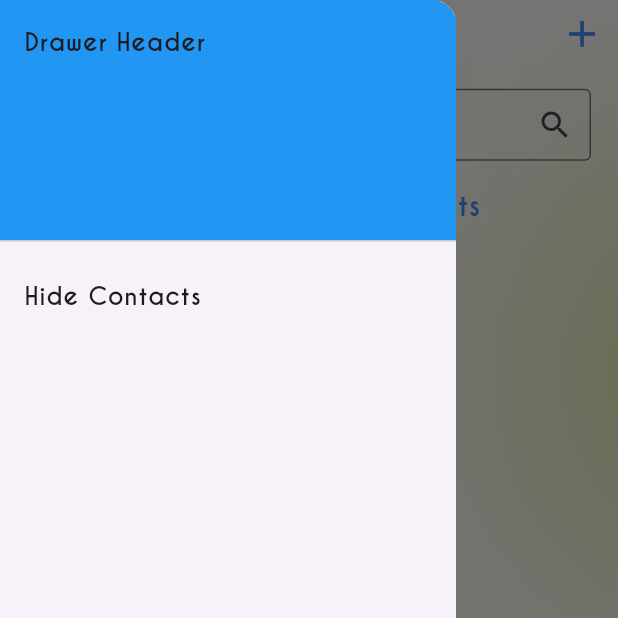
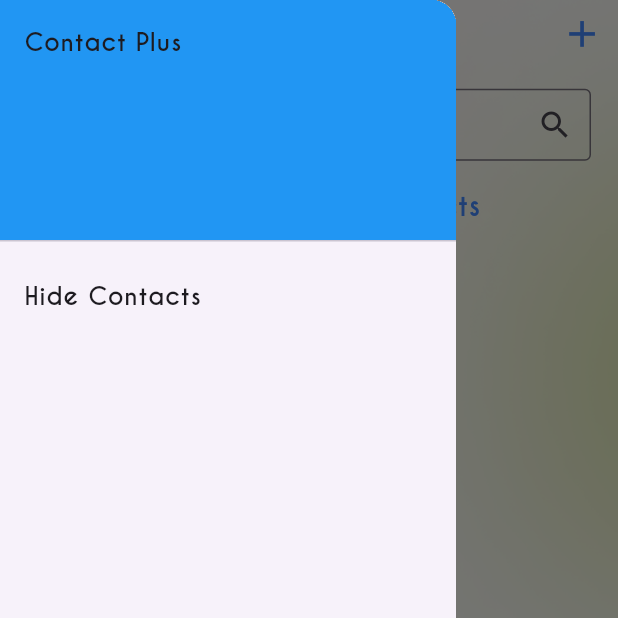
Before and after one commit to PrincePatel027/contact_plus, a Flutter app: the screen it shows after launch, with the side drawer open, on a phone screen of 412 x 824 dp, the top half of it. Run offline on Flutter 3.47's test engine with Material 3 defaults, Android fonts, the light colour scheme and no system bars; our stand-ins replace flutter_slidable, local_auth, shared_preferences.

Commit message:
first commit

```diff
--- a/lib/custom_widgets/custom_drawer.dart
+++ b/lib/custom_widgets/custom_drawer.dart
@@ -34,7 +34,7 @@ class CustomDrawer extends StatelessWidget {
             decoration: BoxDecoration(
               color: Colors.blue,
             ),
-            child: Text('Drawer Header'),
+            child: Text('Contact Plus'),
           ),
           ListTile(
             title: const Text('Hide Contacts'),
--- a/lib/main.dart
+++ b/lib/main.dart
@@ -27,6 +27,7 @@ class MyApp extends StatelessWidget {
         )
       ],
       child: MaterialApp(
+        debugShowCheckedModeBanner: false,
         theme: ThemeData(
           fontFamily: "contactFont",
         ),
--- a/lib/screens/splash_screen.dart
+++ b/lib/screens/splash_screen.dart
@@ -23,7 +23,6 @@ class _SplashState extends State<Splash> {
     final stepperProvider =
         Provider.of<StepperProvider>(context, listen: false);
     await stepperProvider.initialize();
-    // ignore: use_build_context_synchronously
     Navigator.pushReplacementNamed(context, '/');
   }
 
```
Also changed, not shown: lib/custom_widgets/custom_stapper.dart (+2 -6 lines), lib/provider/stepper_provider.dart (+8 -4 lines).
